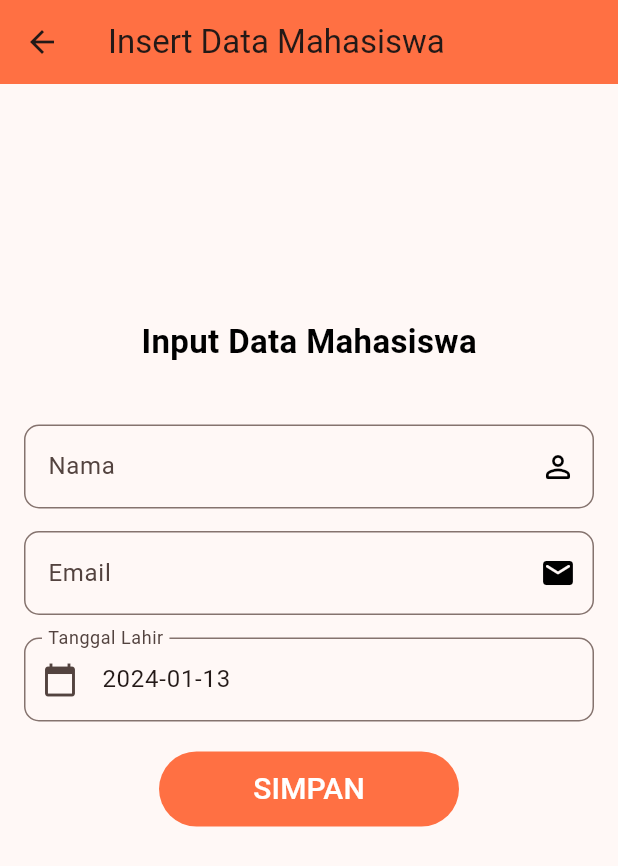
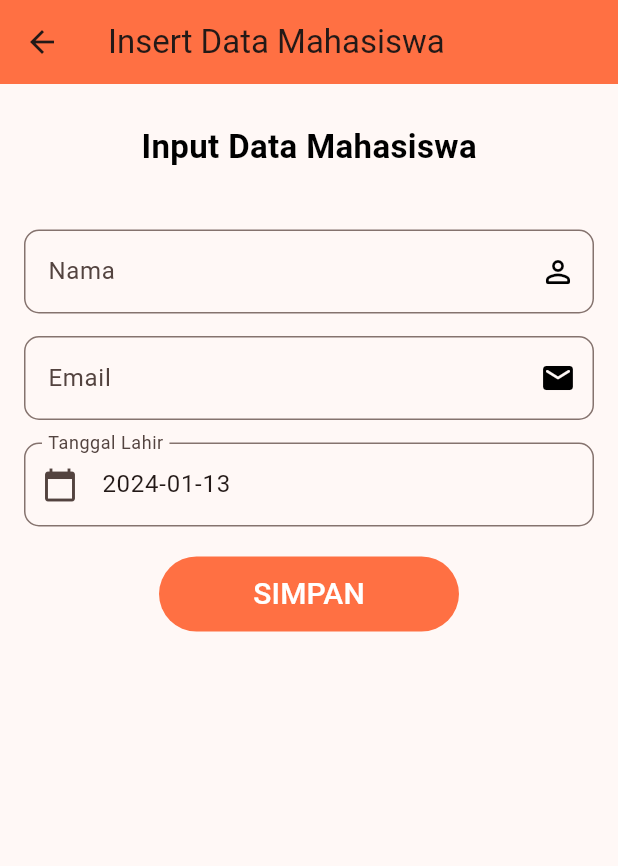
Before and after one commit to shifa34/Sistem-Terdistribusi, a Flutter app: the InsertMhs screen opened directly, after a tap on "SIMPAN", on a phone screen of 412 x 824 dp. Shown: the top 866 px of the screen. Run offline on Flutter 3.47's test engine with Material 3 defaults, Android fonts, the phone set to English and light mode, and no system bars; network calls fail.

Commit message:
insertMhs.dart

```diff
--- a/ST_2111081002/crud_sister/mahasiswa/lib/mahasiswa/insertMhs.dart
+++ b/ST_2111081002/crud_sister/mahasiswa/lib/mahasiswa/insertMhs.dart
@@ -38,7 +38,7 @@ class _InsertMhsState extends State<InsertMhs> {      //huk
   }
 
   Future<void> InsertMhs() async {                        //Fungsi asinkron untuk menyimpan data mahasiswa ke server menggunakan HTTP POST request.
-    String urlInsert = "http://192.168.56.1:9001/api/v1/mahasiswa";
+    String urlInsert = "http://10.0.2.2:9001/api/v1/mahasiswa";
     final Map<String, dynamic> data = {
       "nama": namaMhs,
       "email": emailMhs,
@@ -74,14 +74,14 @@ class _InsertMhsState extends State<InsertMhs> {      //huk
       ),
       body: Center(
         child: Container(
-          margin: EdgeInsets.fromLTRB(0, 100, 0, 0),
+          margin: EdgeInsets.fromLTRB(0, 0, 0, 0),
           width: 800,
           padding: EdgeInsets.all(16),
           child: Column(
             mainAxisAlignment: MainAxisAlignment.start,
             children: [
               Padding(
-                padding: EdgeInsets.fromLTRB(30, 40, 30, 40),
+                padding: EdgeInsets.fromLTRB(30, 10, 30, 40),
                 child: Text(
                 "Input Data Mahasiswa",
                 style: TextStyle(
```
